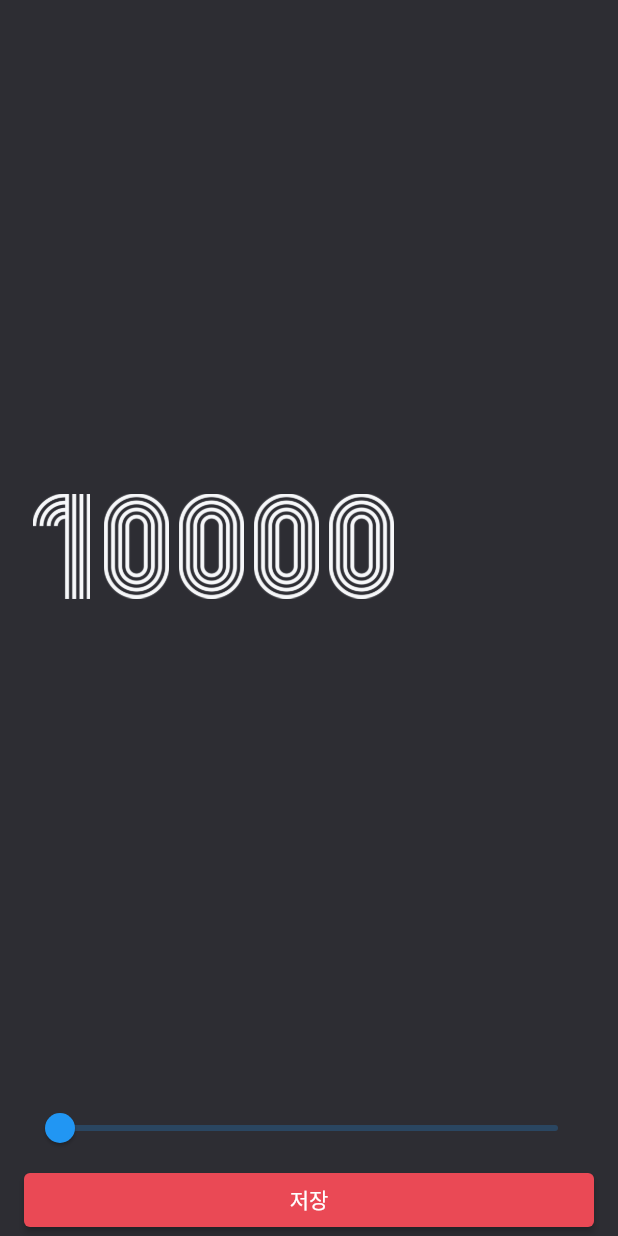
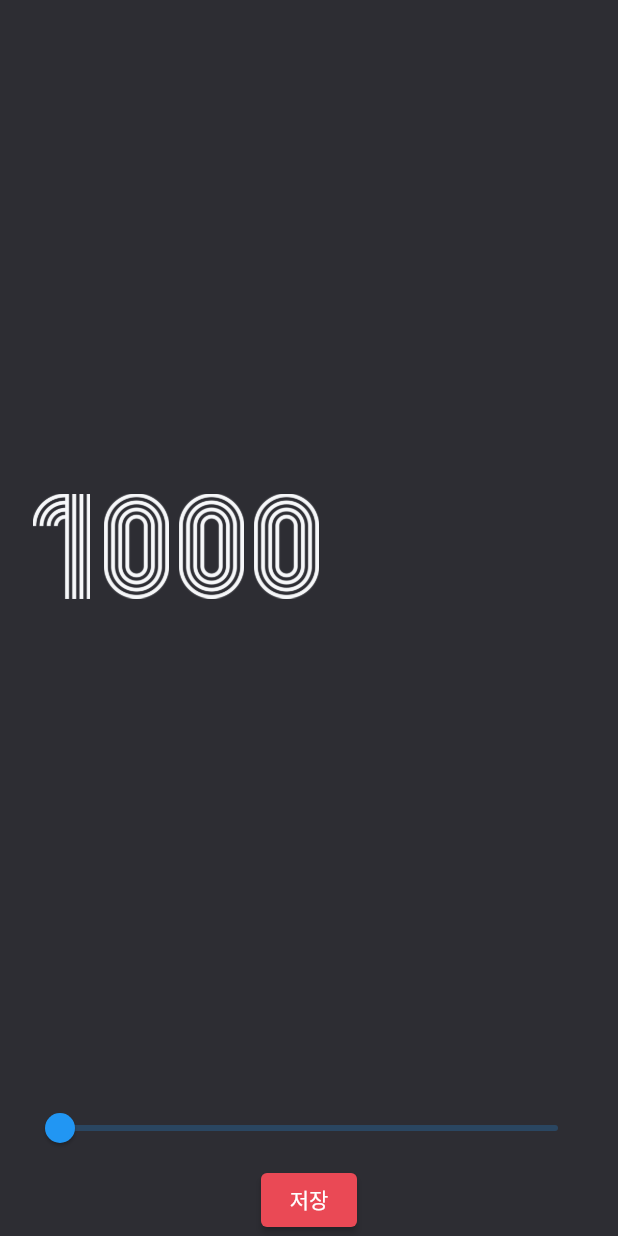
Before and after one commit to mogunjoa/randomNumber, a Flutter app: the screen it shows after launch, after a tap on the "settings" icon, on a phone screen of 412 x 824 dp. Run offline on Flutter 3.47's test engine with Material 2 defaults, Android fonts, the light colour scheme and no system bars; missing offline and left inert: dart:ffi.

Commit message:
update: NumberRow 컴포넌트 추가 및 홈화면, 세팅화면 중복코트 컴포넌트로 대체

```diff
--- /dev/null
+++ b/lib/component/number_row.dart
@@ -0,0 +1,24 @@
+import 'package:flutter/material.dart';
+
+class NumberRow extends StatelessWidget {
+  final int number;
+
+  const NumberRow({required this.number, super.key});
+
+  @override
+  Widget build(BuildContext context) {
+    return Row(
+      children: number
+          .toString()
+          .split('')
+          .map(
+            (y) => Image.asset(
+              'asset/img/$y.png',
+              height: 70,
+              width: 50,
+            ),
+          )
+          .toList(),
+    );
+  }
+}
--- a/lib/screen/home_screen.dart
+++ b/lib/screen/home_screen.dart
@@ -1,6 +1,8 @@
+import 'dart:ffi';
 import 'dart:math';
 
 import 'package:flutter/material.dart';
+import 'package:random_number_project/component/number_row.dart';
 import 'package:random_number_project/constant/color.dart';
 import 'package:random_number_project/screen/setting_screen.dart';
 
@@ -12,6 +14,7 @@ class HomeScreen extends StatefulWidget {
 }
 
 class _HomeScreenState extends State<HomeScreen> {
+  int maxNumber = 1000;
   List<int> randomNumbers = [123, 456, 789];
 
   @override
@@ -24,7 +27,7 @@ class _HomeScreenState extends State<HomeScreen> {
           child: Column(
             crossAxisAlignment: CrossAxisAlignment.start,
             children: [
-              _Header(),
+              _Header(onPressed: onSetting),
               _Body(randomNumbers: randomNumbers),
               _Footer(onPressedFunction: onPressedFunction)
             ],
@@ -38,19 +41,33 @@ class _HomeScreenState extends State<HomeScreen> {
     final rand = Random();
     final Set<int> newNumbers = {};
 
-    while(newNumbers.length != 3) {
-      final number = rand.nextInt(1000);
+    while (newNumbers.length != 3) {
+      final number = rand.nextInt(maxNumber);
       newNumbers.add(number);
-      print(newNumbers);
     }
     setState(() {
       randomNumbers = newNumbers.toList();
     });
   }
+
+  void onSetting() async {
+    final int? result = await Navigator.of(context)
+        .push<int>(MaterialPageRoute(builder: (BuildContext context) {
+      return SettingScreen(maxNumber: maxNumber);
+    }));
+
+    if (result != null) {
+      setState(() {
+        maxNumber = result;
+      });
+    }
+  }
 }
 
 class _Header extends StatelessWidget {
-  const _Header({Key? key}) : super(key: key);
+  final VoidCallback onPressed;
+
+  const _Header({required this.onPressed, Key? key}) : super(key: key);
 
   @override
   Widget build(BuildContext context) {
@@ -60,20 +77,10 @@ class _Header extends StatelessWidget {
         Text(
           '랜덤숫자 생성기',
           style: TextStyle(
-              color: Colors.white,
-              fontSize: 30.0,
-              fontWeight: FontWeight.w700),
+              color: Colors.white, fontSize: 30.0, fontWeight: FontWeight.w700),
         ),
         IconButton(
-            onPressed: () {
-              final result = Navigator.of(context).push<int>(
-                MaterialPageRoute(builder: (BuildContext context){
-                  return SettingScreen();
-                }
-                )
-              );
-              print(result);
-            },
+            onPressed: onPressed,
             icon: Icon(
               Icons.settings,
               color: RED_COLOR,
@@ -85,8 +92,8 @@ class _Header extends StatelessWidget {
 
 class _Body extends StatelessWidget {
   final List<int> randomNumbers;
+
   const _Body({required this.randomNumbers, Key? key}) : super(key: key);
-
 
   @override
   Widget build(BuildContext context) {
@@ -97,22 +104,11 @@ class _Body extends StatelessWidget {
               .asMap()
               .entries
               .map((x) => Padding(
-            padding: EdgeInsets.only(
-                bottom: x.key == 2 ? 0 : 16.0),
-            child: Row(
-              children: x.value
-                  .toString()
-                  .split('')
-                  .map(
-                    (y) => Image.asset(
-                  'asset/img/$y.png',
-                  height: 70,
-                  width: 50,
-                ),
-              )
-                  .toList(),
-            ),
-          ))
+                    padding: EdgeInsets.only(bottom: x.key == 2 ? 0 : 16.0),
+                    child: NumberRow(
+                      number: x.value,
+                    ),
+                  ))
               .toList()),
     );
   }
@@ -120,7 +116,8 @@ class _Body extends StatelessWidget {
 
 class _Footer extends StatelessWidget {
   final VoidCallback onPressedFunction;
-  const _Footer({required this.onPressedFunction, Key? key}): super(key: key);
+
+  const _Footer({required this.onPressedFunction, Key? key}) : super(key: key);
 
   @override
   Widget build(BuildContext context) {
--- a/lib/screen/setting_screen.dart
+++ b/lib/screen/setting_screen.dart
@@ -1,15 +1,24 @@
 import 'package:flutter/material.dart';
+import 'package:random_number_project/component/number_row.dart';
 import 'package:random_number_project/constant/color.dart';
 
 class SettingScreen extends StatefulWidget {
-  const SettingScreen({super.key});
+  final int maxNumber;
+  const SettingScreen({required this.maxNumber});
 
   @override
   State<SettingScreen> createState() => _SettingsScreenState();
 }
 
 class _SettingsScreenState extends State<SettingScreen> {
-  double maxNumber = 10000;
+  double maxNumber = 1000;
+
+  @override
+  void initState() {
+    super.initState();
+
+    maxNumber = widget.maxNumber.toDouble();
+  }
 
   @override
   Widget build(BuildContext context) {
@@ -21,39 +30,69 @@ class _SettingsScreenState extends State<SettingScreen> {
           child: Column(
             crossAxisAlignment: CrossAxisAlignment.stretch,
             children: [
-              Expanded(
-                child: Row(
-                  children: maxNumber.toInt()
-                      .toString()
-                      .split('')
-                      .map(
-                        (e) => Image.asset('asset/img/$e.png',
-                            width: 50.0, height: 70.0),
-                      )
-                      .toList(),
-                ),
+              _Body(maxNumber: maxNumber),
+              _Footer(
+                maxNumber: maxNumber,
+                changedFunction: onChangedFunction,
+                onPressedFunction: onPressedFunction,
               ),
-              Slider(
-                  value: maxNumber,
-                  min: 10000,
-                  max: 100000,
-                  onChanged: (double val) {
-                    setState(() {
-                      maxNumber = val;
-                    });
-                  }),
-              ElevatedButton(
-                  onPressed: () {
-                    Navigator.of(context).pop(maxNumber.toInt());
-                  },
-                  style: ElevatedButton.styleFrom(
-                    primary: RED_COLOR,
-                  ),
-                  child: Text('저장'))
             ],
           ),
         ),
       ),
     );
   }
+
+  void onChangedFunction(double val) {
+    setState(() {
+      maxNumber = val;
+    });
+  }
+
+  void onPressedFunction() {
+    Navigator.of(context).pop(maxNumber.toInt());
+  }
 }
+
+class _Body extends StatelessWidget {
+  final double maxNumber;
+
+  const _Body({required this.maxNumber});
+
+  @override
+  Widget build(BuildContext context) {
+    return Expanded(
+      child: NumberRow(number: maxNumber.toInt()),
+    );
+  }
+}
+
+class _Footer extends StatelessWidget {
+  final ValueChanged<double> changedFunction;
+  final VoidCallback onPressedFunction;
+  final double maxNumber;
+
+  const _Footer(
+      {required this.maxNumber,
+      required this.changedFunction,
+      required this.onPressedFunction});
+
+  @override
+  Widget build(BuildContext context) {
+    return Column(
+      children: [
+        Slider(
+            value: maxNumber,
+            min: 1000,
+            max: 100000,
+            onChanged: changedFunction),
+        ElevatedButton(
+            onPressed: onPressedFunction,
+            style: ElevatedButton.styleFrom(
+              primary: RED_COLOR,
+            ),
+            child: Text('저장')),
+      ],
+    );
+  }
+}
```
